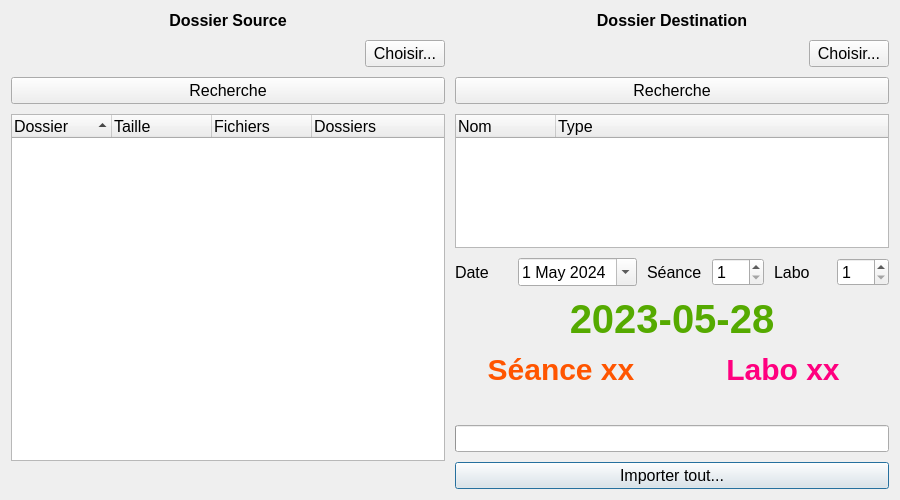
Before: the Qt Designer form ui/collecte.ui in manimanis/collecte-bac, drawn with Qt 5.
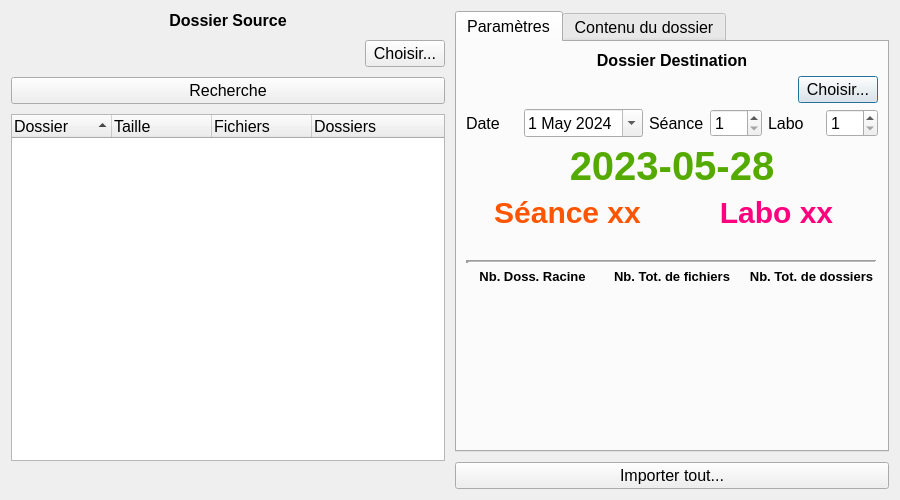
After: the same form once the commit is applied.

Diff of the .ui file:
```diff
--- a/ui/collecte.ui
+++ b/ui/collecte.ui
@@ -29,58 +29,17 @@
      </property>
      <item row="0" column="1">
       <layout class="QGridLayout" name="gridLayout_3">
-       <item row="8" column="1">
-        <widget class="QLabel" name="txtCurrSeance">
-         <property name="styleSheet">
-          <string notr="true">font-size: 30px;
-font-weight: bold;
-color: rgb(255, 85, 0);</string>
+       <item row="0" column="1" colspan="2">
+        <widget class="QTabWidget" name="tabWidget">
+         <property name="currentIndex">
+          <number>0</number>
          </property>
-         <property name="text">
-          <string>Séance xx</string>
-         </property>
-         <property name="alignment">
-          <set>Qt::AlignCenter</set>
-         </property>
-        </widget>
-       </item>
-       <item row="15" column="1" colspan="2">
-        <widget class="QPushButton" name="btnImportAll">
-         <property name="text">
-          <string>Importer tout...</string>
-         </property>
-        </widget>
-       </item>
-       <item row="8" column="2">
-        <widget class="QLabel" name="txtCurrLabo">
-         <property name="styleSheet">
-          <string notr="true">font-size: 30px;
-font-weight: bold;
-color: rgb(255, 0, 127);</string>
-         </property>
-         <property name="text">
-          <string>Labo xx</string>
-         </property>
-         <property name="alignment">
-          <set>Qt::AlignCenter</set>
-         </property>
-        </widget>
-       </item>
-       <item row="2" column="1" colspan="2">
-        <widget class="QLabel" name="lblDestination">
-         <property name="styleSheet">
-          <string notr="true">font-weight: bold;
-font-size: 12pt;</string>
-         </property>
-         <property name="text">
-          <string>Dossier Destination</string>
-         </property>
-         <property name="alignment">
-          <set>Qt::AlignCenter</set>
-         </property>
-        </widget>
-       </item>
-       <item row="7" column="1" colspan="2">
+         <widget class="QWidget" name="tab">
+          <attribute name="title">
+           <string>Paramètres</string>
+          </attribute>
+          <layout class="QGridLayout" name="gridLayout">
+           <item row="3" column="0" colspan="2">
         <widget class="QLabel" name="txtCurrDate">
          <property name="styleSheet">
           <string notr="true">font-size: 40px;
@@ -95,42 +54,56 @@
          </property>
         </widget>
        </item>
-       <item row="11" column="1" colspan="2">
-        <layout class="QHBoxLayout" name="horizontalLayout_4">
-         <item>
+           <item row="6" column="0" colspan="2">
           <widget class="QLabel" name="txtDestDir">
            <property name="text">
             <string/>
            </property>
           </widget>
          </item>
-        </layout>
-       </item>
-       <item row="3" column="1" colspan="2">
-        <layout class="QHBoxLayout" name="horizontalLayout_3">
-         <item>
-          <widget class="QLabel" name="txtDestCurrPath">
+           <item row="0" column="0" colspan="2">
+            <widget class="QLabel" name="lblDestination">
+             <property name="styleSheet">
+              <string notr="true">font-weight: bold;
+font-size: 12pt;</string>
+             </property>
            <property name="text">
-            <string/>
-           </property>
-          </widget>
-         </item>
-         <item>
-          <widget class="QPushButton" name="btnDestDir">
-           <property name="sizePolicy">
-            <sizepolicy hsizetype="Fixed" vsizetype="Fixed">
-             <horstretch>0</horstretch>
-             <verstretch>0</verstretch>
-            </sizepolicy>
-           </property>
+              <string>Dossier Destination</string>
+             </property>
+             <property name="alignment">
+              <set>Qt::AlignCenter</set>
+             </property>
+            </widget>
+           </item>
+           <item row="9" column="0">
+            <spacer name="verticalSpacer">
+             <property name="orientation">
+              <enum>Qt::Vertical</enum>
+             </property>
+             <property name="sizeHint" stdset="0">
+              <size>
+               <width>20</width>
+               <height>40</height>
+              </size>
+             </property>
+            </spacer>
+           </item>
+           <item row="4" column="0">
+            <widget class="QLabel" name="txtCurrSeance">
+             <property name="styleSheet">
+              <string notr="true">font-size: 30px;
+font-weight: bold;
+color: rgb(255, 85, 0);</string>
+             </property>
            <property name="text">
-            <string>Choisir...</string>
-           </property>
-          </widget>
-         </item>
-        </layout>
-       </item>
-       <item row="6" column="1" colspan="2">
+              <string>Séance xx</string>
+             </property>
+             <property name="alignment">
+              <set>Qt::AlignCenter</set>
+             </property>
+            </widget>
+           </item>
+           <item row="2" column="0" colspan="2">
         <layout class="QHBoxLayout" name="horizontalLayout">
          <item>
           <widget class="QLabel" name="lblDate">
@@ -192,27 +165,173 @@
          </item>
         </layout>
        </item>
-       <item row="4" column="1" colspan="2">
+           <item row="4" column="1">
+            <widget class="QLabel" name="txtCurrLabo">
+             <property name="styleSheet">
+              <string notr="true">font-size: 30px;
+font-weight: bold;
+color: rgb(255, 0, 127);</string>
+             </property>
+             <property name="text">
+              <string>Labo xx</string>
+             </property>
+             <property name="alignment">
+              <set>Qt::AlignCenter</set>
+             </property>
+            </widget>
+           </item>
+           <item row="1" column="0" colspan="2">
+            <layout class="QHBoxLayout" name="horizontalLayout_3">
+             <item>
+              <widget class="QLabel" name="txtDestCurrPath">
+               <property name="text">
+                <string/>
+               </property>
+              </widget>
+             </item>
+             <item>
+              <widget class="QPushButton" name="btnDestDir">
+               <property name="sizePolicy">
+                <sizepolicy hsizetype="Fixed" vsizetype="Fixed">
+                 <horstretch>0</horstretch>
+                 <verstretch>0</verstretch>
+                </sizepolicy>
+               </property>
+               <property name="text">
+                <string>Choisir...</string>
+               </property>
+              </widget>
+             </item>
+            </layout>
+           </item>
+           <item row="8" column="0" colspan="2">
+            <layout class="QGridLayout" name="gridLayout_5">
+             <item row="1" column="0">
+              <widget class="QLabel" name="txtDestNbrDirs">
+               <property name="font">
+                <font>
+                 <pointsize>10</pointsize>
+                </font>
+               </property>
+               <property name="text">
+                <string/>
+               </property>
+               <property name="alignment">
+                <set>Qt::AlignCenter</set>
+               </property>
+              </widget>
+             </item>
+             <item row="1" column="2">
+              <widget class="QLabel" name="txtDestNbrTotalDirs">
+               <property name="font">
+                <font>
+                 <pointsize>10</pointsize>
+                </font>
+               </property>
+               <property name="text">
+                <string/>
+               </property>
+               <property name="alignment">
+                <set>Qt::AlignCenter</set>
+               </property>
+              </widget>
+             </item>
+             <item row="1" column="1">
+              <widget class="QLabel" name="txtDestNbrTotalFiles">
+               <property name="font">
+                <font>
+                 <pointsize>10</pointsize>
+                </font>
+               </property>
+               <property name="text">
+                <string/>
+               </property>
+               <property name="alignment">
+                <set>Qt::AlignCenter</set>
+               </property>
+              </widget>
+             </item>
+             <item row="0" column="0">
+              <widget class="QLabel" name="label">
+               <property name="font">
+                <font>
+                 <pointsize>10</pointsize>
+                 <weight>75</weight>
+                 <bold>true</bold>
+                </font>
+               </property>
+               <property name="text">
+                <string>Nb. Doss. Racine</string>
+               </property>
+               <property name="alignment">
+                <set>Qt::AlignCenter</set>
+               </property>
+              </widget>
+             </item>
+             <item row="0" column="1">
+              <widget class="QLabel" name="label_2">
+               <property name="font">
+                <font>
+                 <pointsize>10</pointsize>
+                 <weight>75</weight>
+                 <bold>true</bold>
+                </font>
+               </property>
+               <property name="text">
+                <string>Nb. Tot. de fichiers</string>
+               </property>
+               <property name="alignment">
+                <set>Qt::AlignCenter</set>
+               </property>
+              </widget>
+             </item>
+             <item row="0" column="2">
+              <widget class="QLabel" name="label_3">
+               <property name="font">
+                <font>
+                 <pointsize>10</pointsize>
+                 <weight>75</weight>
+                 <bold>true</bold>
+                </font>
+               </property>
+               <property name="text">
+                <string>Nb. Tot. de dossiers</string>
+               </property>
+               <property name="alignment">
+                <set>Qt::AlignCenter</set>
+               </property>
+              </widget>
+             </item>
+            </layout>
+           </item>
+           <item row="7" column="0" colspan="2">
+            <widget class="Line" name="line">
+             <property name="lineWidth">
+              <number>3</number>
+             </property>
+             <property name="midLineWidth">
+              <number>1</number>
+             </property>
+             <property name="orientation">
+              <enum>Qt::Horizontal</enum>
+             </property>
+            </widget>
+           </item>
+          </layout>
+         </widget>
+         <widget class="QWidget" name="tab_2">
+          <attribute name="title">
+           <string>Contenu du dossier</string>
+          </attribute>
+          <layout class="QGridLayout" name="gridLayout">
+           <item row="1" column="0">
         <widget class="QPushButton" name="btnDestSearch">
          <property name="text">
           <string>Recherche</string>
          </property>
         </widget>
        </item>
-       <item row="14" column="1" colspan="2">
-        <widget class="QProgressBar" name="progressBar">
-         <property name="value">
-          <number>0</number>
-         </property>
-         <property name="textVisible">
-          <bool>false</bool>
-         </property>
-         <property name="invertedAppearance">
-          <bool>false</bool>
-         </property>
-        </widget>
-       </item>
-       <item row="5" column="1" colspan="2">
+           <item row="0" column="0">
         <widget class="QTreeWidget" name="treeDestDir">
          <property name="editTriggers">
           <set>QAbstractItemView::NoEditTriggers</set>
@@ -223,6 +342,9 @@
          <property name="expandsOnDoubleClick">
           <bool>false</bool>
          </property>
+             <attribute name="headerDefaultSectionSize">
+              <number>100</number>
+             </attribute>
          <column>
           <property name="text">
            <string>Nom</string>
@@ -233,6 +355,22 @@
            <string>Type</string>
           </property>
          </column>
+             <column>
+              <property name="text">
+               <string>Taille</string>
+              </property>
+             </column>
+            </widget>
+           </item>
+          </layout>
+         </widget>
+        </widget>
+       </item>
+       <item row="13" column="1" colspan="2">
+        <widget class="QPushButton" name="btnImportAll">
+         <property name="text">
+          <string>Importer tout...</string>
+         </property>
         </widget>
        </item>
       </layout>
```
Left out of the diff: 32 changed lines with no effect on the pictures. Lines whose indentation alone changed are shown as unchanged.
